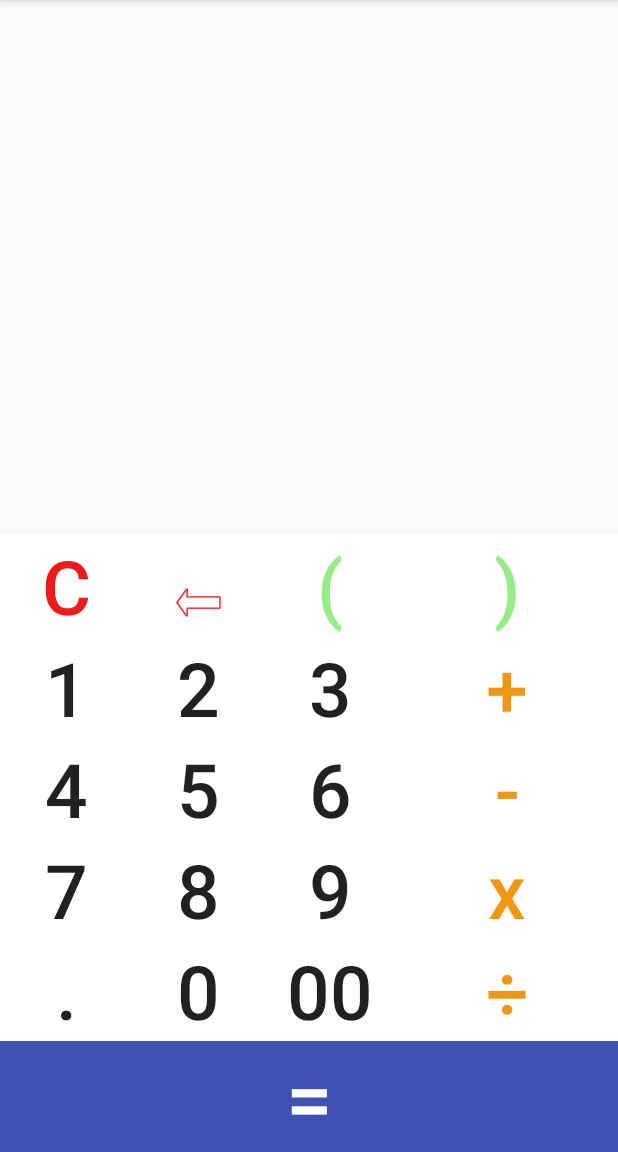
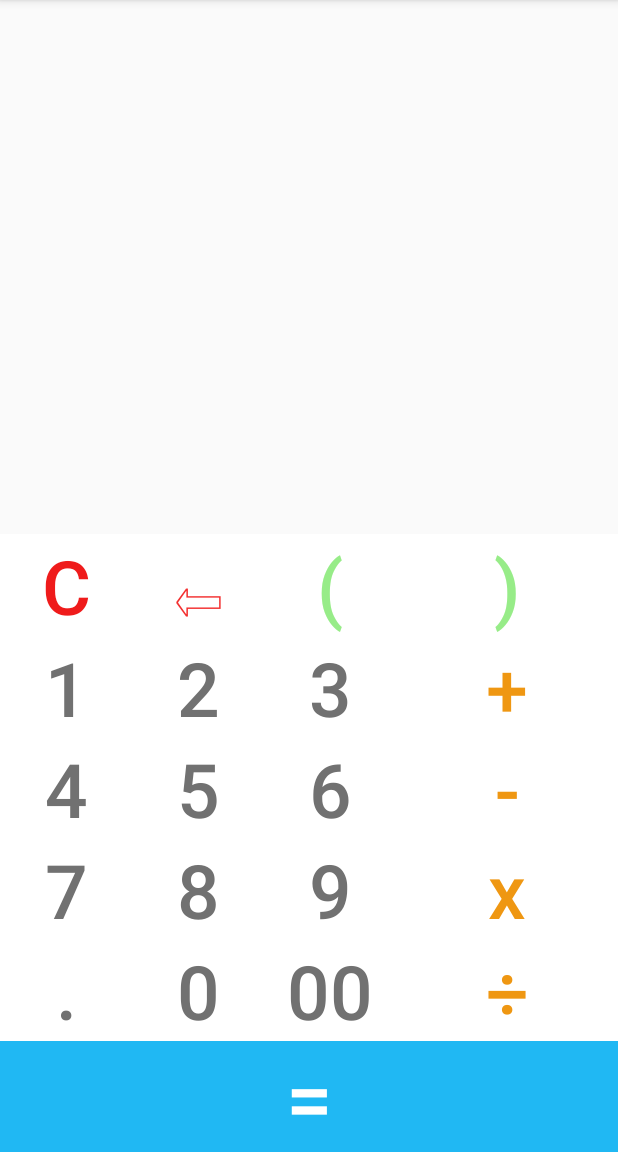
Before and after one commit to leocaodou/Android, an Android app: the screen it shows after launch (MainActivity), on a phone screen of 412 x 824 dp, the part 84-1236 px from its top. Run offline under Robolectric (Android 15) with nearby library versions, the phone set to English and light mode, and no system bars.

Commit message:
修复bug和完成复读机

```diff
--- a/Calculator/app/src/main/java/com/example/calculator/MainActivity.java
+++ b/Calculator/app/src/main/java/com/example/calculator/MainActivity.java
@@ -228,7 +228,7 @@ public class MainActivity extends AppCompatActivity {
                 String x = show2.getText().toString();
                 show1.setText(x);
                 x += '#';
-                String y = evaluate(x);
+                String y = evaluate(x).toString();
                 show2.setText(y);
             }
         });
@@ -273,7 +273,7 @@ public class MainActivity extends AppCompatActivity {
             case '+' : return a.add(b);
             case '-' : return a.subtract(b);
             case 'x' : return a.multiply(b);
-            case '÷' : return a.divide(b);
+            case '÷' : return a.divide(b,9,BigDecimal.ROUND_HALF_UP);
             default :return x;
         }
     }
--- a/Calculator/app/src/main/res/layout/activity_main.xml
+++ b/Calculator/app/src/main/res/layout/activity_main.xml
@@ -10,7 +10,7 @@
         android:id="@+id/text1"
         android:layout_width="match_parent"
         android:layout_height="wrap_content"
-        android:textSize="75sp"
+        android:textSize="85sp"
         android:gravity="right"
         android:maxLines="1"
         android:scrollbars="horizontal"
@@ -22,7 +22,7 @@
         android:layout_height="wrap_content"
         android:layout_row="0"
         android:gravity="right"
-        android:textSize="75sp"
+        android:textSize="65sp"
         android:maxLines= "1"
         android:scrollbars="vertical"
         app:layout_constraintBottom_toTopOf="@+id/g1"
@@ -70,26 +70,30 @@
             android:text=")"
             android:textColor="#97EC88"
             android:textSize="50sp" />
-        <Button
-            android:layout_gravity="fill"
-            android:id="@+id/num1"
-            android:text="1"
-            android:textSize="50sp"
-            android:background="#ffffff"/>
 
         <Button
+            android:id="@+id/num1"
             android:layout_gravity="fill"
+            android:background="#ffffff"
+            android:text="1"
+            android:textColor="#717171"
+            android:textSize="50sp" />
+
+        <Button
             android:id="@+id/num2"
+            android:layout_gravity="fill"
+            android:background="#ffffff"
             android:text="2"
-            android:textSize="50sp"
-            android:background="#ffffff"/>
+            android:textColor="#717171"
+            android:textSize="50sp" />
 
         <Button
             android:id="@+id/num3"
             android:layout_gravity="fill"
+            android:background="#ffffff"
             android:text="3"
-            android:textSize="50sp"
-            android:background="#ffffff"/>
+            android:textColor="#717171"
+            android:textSize="50sp" />
 
         <Button
             android:id="@+id/op5"
@@ -102,22 +106,26 @@
         <Button
             android:id="@+id/num4"
             android:layout_gravity="fill"
+            android:background="#ffffff"
             android:text="4"
-            android:textSize="50sp"
-            android:background="#ffffff"/>
+            android:textColor="#717171"
+            android:textSize="50sp" />
+
         <Button
             android:id="@+id/num5"
             android:layout_gravity="fill"
+            android:background="#ffffff"
             android:text="5"
-            android:textSize="50sp"
-            android:background="#ffffff"/>
+            android:textColor="#717171"
+            android:textSize="50sp" />
 
         <Button
             android:id="@+id/num6"
             android:layout_gravity="fill"
+            android:background="#ffffff"
             android:text="6"
-            android:textSize="50sp"
-            android:background="#ffffff"/>
+            android:textColor="#717171"
+            android:textSize="50sp" />
 
         <Button
             android:id="@+id/op6"
@@ -126,24 +134,30 @@
             android:text="-"
             android:textColor="#EF9712"
             android:textSize="50sp" />
+
         <Button
             android:id="@+id/num7"
             android:layout_gravity="fill"
+            android:background="#ffffff"
             android:text="7"
-            android:textSize="50sp"
-            android:background="#ffffff"/>
+            android:textColor="#717171"
+            android:textSize="50sp" />
+
         <Button
             android:id="@+id/num8"
             android:layout_gravity="fill"
-            android:textSize="50sp"
+            android:background="#ffffff"
             android:text="8"
-            android:background="#ffffff"/>
+            android:textColor="#717171"
+            android:textSize="50sp" />
+
         <Button
             android:id="@+id/num9"
             android:layout_gravity="fill"
+            android:background="#ffffff"
             android:text="9"
-            android:textSize="50sp"
-            android:background="#ffffff"/>
+            android:textColor="#717171"
+            android:textSize="50sp" />
 
         <Button
             android:id="@+id/op7"
@@ -157,17 +171,19 @@
         <Button
             android:id="@+id/num10"
             android:layout_gravity="fill"
+            android:background="#ffffff"
             android:text="."
-            android:textSize="50sp"
-            android:background="#ffffff"/>
+            android:textColor="#717171"
+            android:textSize="50sp" />
 
         <Button
             android:id="@+id/num11"
             android:layout_rowSpan="2"
             android:layout_gravity="fill"
+            android:background="#ffffff"
             android:text="0"
-            android:textSize="50sp"
-            android:background="#ffffff"/>
+            android:textColor="#717171"
+            android:textSize="50sp" />
 
         <Button
             android:id="@+id/num12"
@@ -176,6 +192,7 @@
             android:background="#ffffff"
             android:text="00"
             android:textAllCaps="false"
+            android:textColor="#717171"
             android:textSize="50sp" />
 
         <Button
@@ -191,7 +208,7 @@
             android:id="@+id/op9"
             android:layout_columnSpan="4"
             android:layout_gravity="fill"
-            android:background="#3F51B5"
+            android:background="#20B8F3"
             android:text="="
             android:textAllCaps="false"
             android:textColor="#FFFFFF"
```
